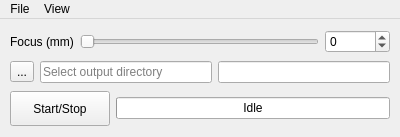
DigitalHolography/Holovibes, file Holovibes/lightui.ui: the form before one commit.
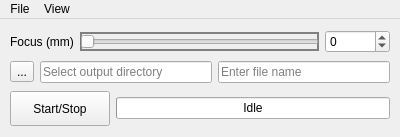
The form after the commit. Custom widgets are drawn as their Qt base class.

Commit message: LightUI: visual change

What changed in the file:
```diff
--- a/Holovibes/lightui.ui
+++ b/Holovibes/lightui.ui
@@ -44,6 +44,9 @@
       </item>
       <item>
        <widget class="QSlider" name="ZSlider">
+        <property name="styleSheet">
+         <string notr="true">border: 2px solid grey;</string>
+        </property>
         <property name="maximum">
          <number>1000</number>
         </property>
@@ -117,7 +120,11 @@
        </widget>
       </item>
       <item>
-       <widget class="QLineEdit" name="OutputFileNameLineEdit"/>
+       <widget class="QLineEdit" name="OutputFileNameLineEdit">
+        <property name="placeholderText">
+         <string>Enter file name</string>
+        </property>
+       </widget>
       </item>
      </layout>
     </item>
```
Left out of the diff: 2 changed lines with no effect on the pictures.
